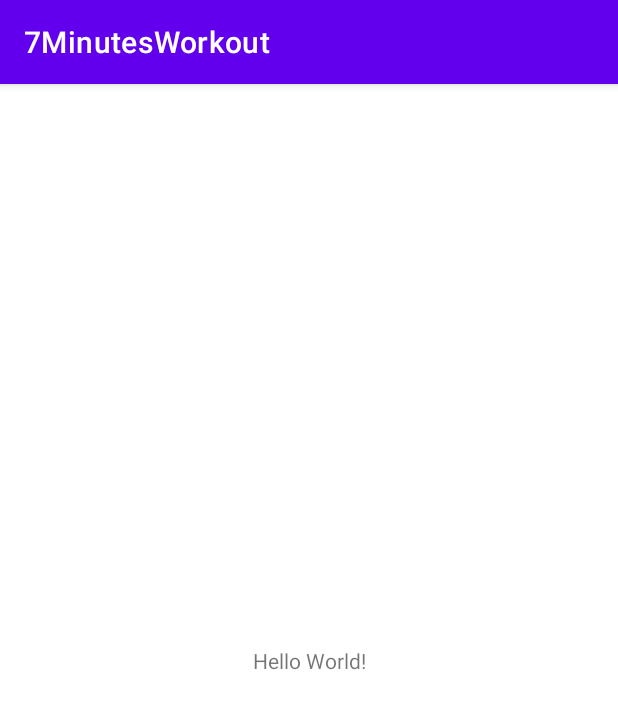
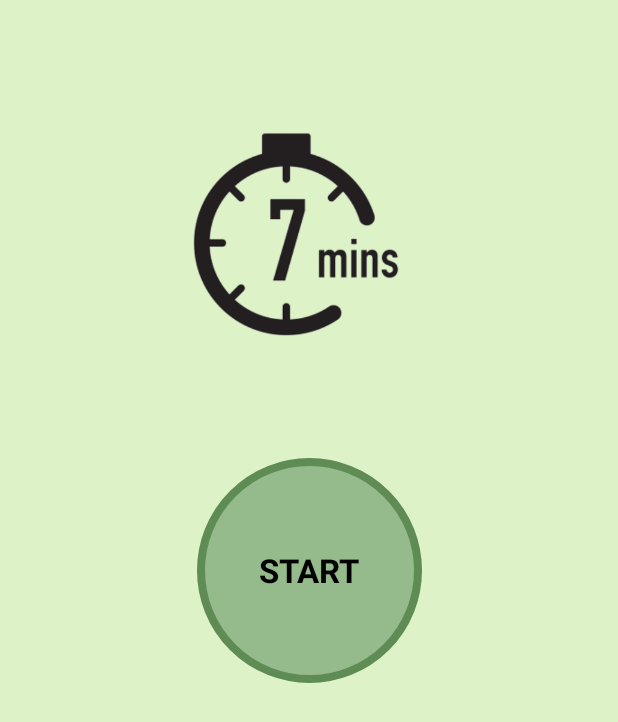
Before and after one commit to CSIBTN/7MinWorkout-App, an Android app: the screen it shows after launch (MainActivity), on a phone screen of 412 x 824 dp. Shown: the top 722 px of the screen. Run offline under Robolectric (Android 15) with nearby library versions, the phone set to English and light mode, and no system bars.

Commit message:
Starting view complete

```diff
--- a/app/src/main/AndroidManifest.xml
+++ b/app/src/main/AndroidManifest.xml
@@ -14,6 +14,9 @@
         android:theme="@style/Theme.7MinutesWorkout"
         tools:targetApi="31">
         <activity
+            android:name=".ExerciseActivity"
+            android:exported="false" />
+        <activity
             android:name=".MainActivity"
             android:exported="true">
             <intent-filter>
--- /dev/null
+++ b/app/src/main/java/com/csibtn/a7minutesworkout/ExerciseActivity.kt
@@ -0,0 +1,14 @@
+package com.csibtn.a7minutesworkout
+
+import androidx.appcompat.app.AppCompatActivity
+import android.os.Bundle
+import com.csibtn.a7minutesworkout.databinding.ActivityExerciseBinding
+
+class ExerciseActivity : AppCompatActivity() {
+    lateinit var exerciseBinder : ActivityExerciseBinding
+    override fun onCreate(savedInstanceState: Bundle?) {
+        super.onCreate(savedInstanceState)
+        exerciseBinder = ActivityExerciseBinding.inflate(layoutInflater)
+        setContentView(R.layout.activity_exercise)
+    }
+}
--- a/app/src/main/java/com/csibtn/a7minutesworkout/MainActivity.kt
+++ b/app/src/main/java/com/csibtn/a7minutesworkout/MainActivity.kt
@@ -1,11 +1,23 @@
 package com.csibtn.a7minutesworkout
 
+import android.content.Intent
 import androidx.appcompat.app.AppCompatActivity
 import android.os.Bundle
+import com.csibtn.a7minutesworkout.databinding.ActivityMainBinding
 
 class MainActivity : AppCompatActivity() {
+    lateinit var binder : ActivityMainBinding
     override fun onCreate(savedInstanceState: Bundle?) {
         super.onCreate(savedInstanceState)
-        setContentView(R.layout.activity_main)
+        binder = ActivityMainBinding.inflate(layoutInflater)
+        setContentView(binder.root)
+        val startBtn = binder.flStart
+        startBtn.setOnClickListener{
+            Intent(this,ExerciseActivity::class.java).also{
+                startActivity(it)
+            }
+        }
     }
+
+
 }
--- /dev/null
+++ b/app/src/main/res/drawable/item_circular_border.xml
@@ -0,0 +1,8 @@
+<?xml version="1.0" encoding="utf-8"?>
+<shape xmlns:android="http://schemas.android.com/apk/res/android"
+    android:shape="oval">
+<stroke android:width="5dp"
+    android:color="#5E8C54" />
+    <solid android:color="#95BA8C" />
+
+</shape>
--- /dev/null
+++ b/app/src/main/res/drawable/item_color_border_ripple.xml
@@ -0,0 +1,12 @@
+<?xml version="1.0" encoding="utf-8"?>
+<ripple xmlns:android="http://schemas.android.com/apk/res/android"
+    android:color="#45663D">
+
+    <item android:id="@android:id/mask">
+        <shape android:shape="oval">
+            <solid android:color="#95BA8C"/>
+        </shape>
+    </item>
+
+    <item android:drawable="@drawable/item_circular_border"/>
+</ripple>
--- /dev/null
+++ b/app/src/main/res/layout/activity_exercise.xml
@@ -0,0 +1,9 @@
+<?xml version="1.0" encoding="utf-8"?>
+<androidx.constraintlayout.widget.ConstraintLayout xmlns:android="http://schemas.android.com/apk/res/android"
+    xmlns:app="http://schemas.android.com/apk/res-auto"
+    xmlns:tools="http://schemas.android.com/tools"
+    android:layout_width="match_parent"
+    android:layout_height="match_parent"
+    tools:context=".ExerciseActivity">
+
+</androidx.constraintlayout.widget.ConstraintLayout>
--- a/app/src/main/res/layout/activity_main.xml
+++ b/app/src/main/res/layout/activity_main.xml
@@ -4,15 +4,40 @@
     xmlns:tools="http://schemas.android.com/tools"
     android:layout_width="match_parent"
     android:layout_height="match_parent"
+    android:padding="@dimen/main_screen_padding"
+    android:background="#DEF2C8"
     tools:context=".MainActivity">
 
-    <TextView
-        android:layout_width="wrap_content"
-        android:layout_height="wrap_content"
-        android:text="Hello World!"
-        app:layout_constraintBottom_toBottomOf="parent"
+    <ImageView
+        android:id="@+id/imLogo"
+        android:layout_width="300dp"
+        android:layout_height="300dp"
+        app:layout_constraintBottom_toTopOf="@+id/flStart"
         app:layout_constraintEnd_toEndOf="parent"
+        app:layout_constraintHorizontal_bias="0.5"
         app:layout_constraintStart_toStartOf="parent"
-        app:layout_constraintTop_toTopOf="parent" />
+        app:layout_constraintTop_toTopOf="parent"
+        android:contentDescription="@string/starting_image"
+        android:src="@drawable/icon_timer" />
+
+    <FrameLayout
+        android:id="@+id/flStart"
+        android:layout_width="150dp"
+        android:layout_height="150dp"
+        app:layout_constraintEnd_toEndOf="parent"
+        app:layout_constraintHorizontal_bias="0.5"
+        app:layout_constraintStart_toStartOf="parent"
+        app:layout_constraintTop_toBottomOf="@id/imLogo"
+        android:background="@drawable/item_color_border_ripple">
+
+        <TextView
+            android:layout_width="wrap_content"
+            android:layout_height="wrap_content"
+            android:layout_gravity="center"
+            android:text="@string/start"
+            android:textColor="@color/black"
+            android:textStyle="bold"
+            android:textSize="@dimen/button_text_size" />
+    </FrameLayout>
 
 </androidx.constraintlayout.widget.ConstraintLayout>
--- a/app/src/main/res/values/colors.xml
+++ b/app/src/main/res/values/colors.xml
@@ -7,4 +7,7 @@
     <color name="teal_700">#FF018786</color>
     <color name="black">#FF000000</color>
     <color name="white">#FFFFFFFF</color>
+
+
+    <color name="main_background">#FFDEF2C8</color>
 </resources>
--- /dev/null
+++ b/app/src/main/res/values/dim.xml
@@ -0,0 +1,5 @@
+<?xml version="1.0" encoding="utf-8"?>
+<resources>
+    <dimen name="main_screen_padding">5dp</dimen>
+    <dimen name="button_text_size">22sp</dimen>
+</resources>
--- a/app/src/main/res/values/strings.xml
+++ b/app/src/main/res/values/strings.xml
@@ -1,3 +1,5 @@
 <resources>
     <string name="app_name">7MinutesWorkout</string>
+    <string name="start">START</string>
+    <string name="starting_image">Starting image</string>
 </resources>
--- a/app/src/main/res/values/themes.xml
+++ b/app/src/main/res/values/themes.xml
@@ -1,6 +1,6 @@
 <resources xmlns:tools="http://schemas.android.com/tools">
     <!-- Base application theme. -->
-    <style name="Theme.7MinutesWorkout" parent="Theme.MaterialComponents.DayNight.DarkActionBar">
+    <style name="Theme.7MinutesWorkout" parent="Theme.MaterialComponents.DayNight.NoActionBar">
         <!-- Primary brand color. -->
         <item name="colorPrimary">@color/purple_500</item>
         <item name="colorPrimaryVariant">@color/purple_700</item>
@@ -12,5 +12,6 @@
         <!-- Status bar color. -->
         <item name="android:statusBarColor" tools:targetApi="l">?attr/colorPrimaryVariant</item>
         <!-- Customize your theme here. -->
+        <item name="android:windowFullscreen">true</item>
     </style>
 </resources>
```
Also changed, not shown: app/src/main/res/drawable-v24/icon_timer.png (added).
